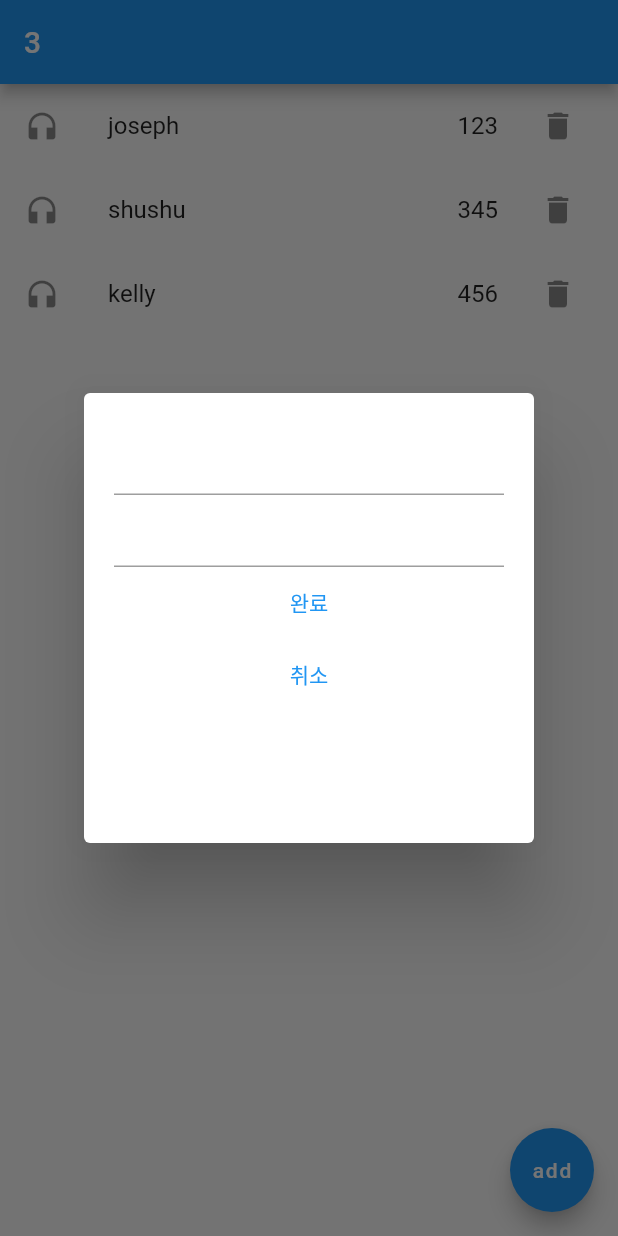
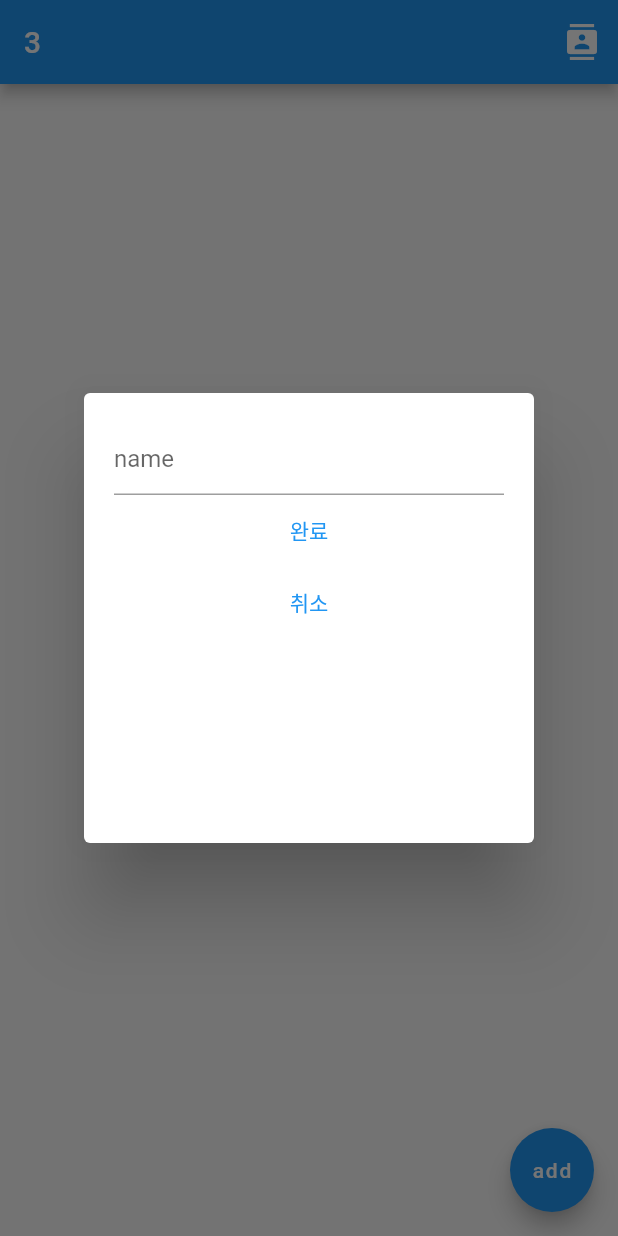
Before and after one commit to jungahsuperb/lucy, a Flutter app: the screen it shows after launch, after a tap on "add", on a phone screen of 412 x 824 dp. Run offline on Flutter 3.47's test engine with Material 2 defaults, Android fonts, the phone set to English and light mode, and no system bars; our stand-ins replace contacts_service, permission_handler.

Commit message:
phonebook add

```diff
--- a/lib/main.dart
+++ b/lib/main.dart
@@ -1,4 +1,6 @@
+import 'package:permission_handler/permission_handler.dart';
 import 'package:flutter/material.dart';
+import 'package:contacts_service/contacts_service.dart';
 
 void main() {
   runApp(MaterialApp(
@@ -14,15 +16,38 @@ class MyApp extends StatefulWidget {
 }
 
 class _MyAppState extends State<MyApp> {
+  getPermission() async {
+    var status = await Permission.contacts.status;
+    if (status.isGranted) {
+      print('허락됨');
+      var contacts = await ContactsService.getContacts();
+      //print(contacts[0].phones);
+      setState(() {
+        name = contacts;
+      });
+
+    } else if (status.isDenied) {
+      print('거절됨');
+      Permission.contacts.request();
+    }
+  }
+
   var total = 3;
-  List<String> name = ['joseph', 'shushu', 'kelly'];
+  var name = [];
   List<String> phone = ['123', '345', '456'];
   var like = [0, 0, 0];
+  var newContact = new Contact();
+
+
+
+
+  //var contacts = await ContactsService.getContacts();
 
   addname(a) {
     setState(() {
       if (a != '') {
         name.add(a);
+        name.sort();
       }
     });
   }
@@ -41,6 +66,15 @@ class _MyAppState extends State<MyApp> {
     });
   }
 
+  addnewContact(c) async{
+    setState(() {
+      if (c != ''){
+        newContact.givenName = c;
+        ContactsService.addContact(newContact);
+      }
+    });
+  }
+
   @override
   Widget build(BuildContext context) {
     return Scaffold(
@@ -53,6 +87,7 @@ class _MyAppState extends State<MyApp> {
                   addOne: addOne,
                   addName: addname,
                   addPhone: addphone,
+                  addnewContact: addnewContact,
                 );
               });
         },
@@ -60,15 +95,22 @@ class _MyAppState extends State<MyApp> {
       ),
       appBar: AppBar(
         title: Text(total.toString()),
+        actions: [
+          IconButton(
+              onPressed: () {
+                getPermission();
+              },
+              icon: Icon(Icons.contacts))
+        ],
       ),
       body: ListView.builder(
           itemCount: name.length,
           itemBuilder: (c, i) {
             return ListTile(
-                  leading: Icon(Icons.headphones),
+                leading: Icon(Icons.heart_broken),
                 title: Row(
-                      mainAxisAlignment: MainAxisAlignment.spaceBetween,
-                      children: [Text(name[i]), Text(phone[i])]),
+                  children: [Text(name[i].givenName)],
+                ),
                 //Text(name[i]),
                 trailing: IconButton(
                   onPressed: () {
@@ -76,18 +118,21 @@ class _MyAppState extends State<MyApp> {
                       name.removeAt(i);
                       phone.removeAt(i);
                     });
-                    }, icon: Icon(Icons.delete),
+                  },
+                  icon: Icon(Icons.delete),
                 ));
-            }));
+          }),
+    );
   }
 }
 
 class DialogUI extends StatelessWidget {
-  DialogUI({Key? key, this.addOne, this.addName, this.addPhone})
+  DialogUI({Key? key, this.addOne, this.addName, this.addPhone, this.addnewContact,})
       : super(key: key);
   final addOne;
   final addName;
   final addPhone;
+  final addnewContact;
   var inputData = TextEditingController();
   var phoneData = TextEditingController();
 
@@ -102,15 +147,17 @@ class DialogUI extends StatelessWidget {
           children: [
             TextField(
               controller: inputData,
+              decoration: InputDecoration(hintText: 'name'),
             ),
-            TextField(
+            /*TextField(
                 controller: phoneData,
-            ),
+                decoration: InputDecoration(hintText: 'phone')),*/
             TextButton(
                 onPressed: () {
                   addOne();
-                  addName(inputData.text);
-                  addPhone(phoneData.text);
+                  /*addName(inputData.text);
+                  addPhone(phoneData.text);*/
+                  addnewContact(inputData.text);
                   Navigator.pop(context);
                 },
                 child: Text('완료')),
--- a/pubspec.yaml
+++ b/pubspec.yaml
@@ -31,6 +31,8 @@ environment:
 dependencies:
   flutter:
     sdk: flutter
+  permission_handler: ^8.3.0
+  contacts_service: ^0.6.3
 
 
 
```
Also changed, not shown: pubspec.lock, 8 other files. Lines whose indentation alone changed are shown as unchanged.
